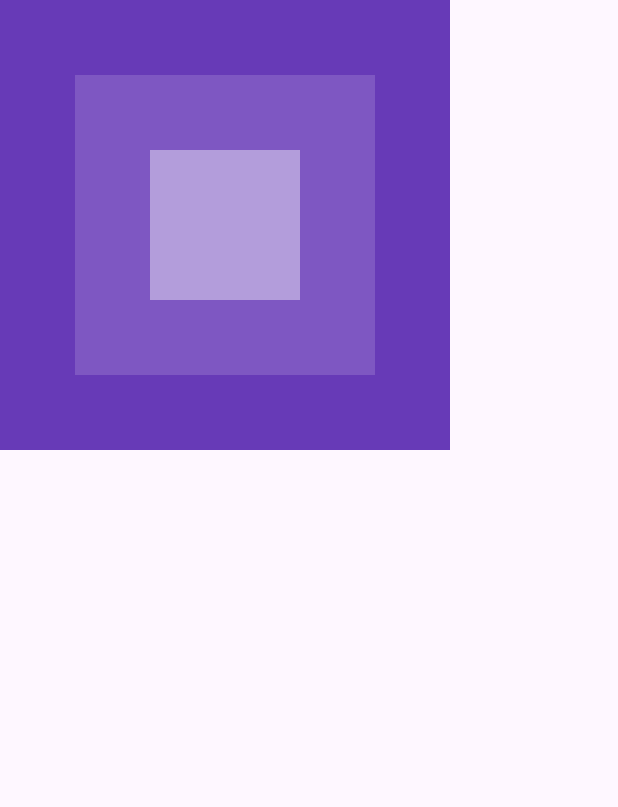
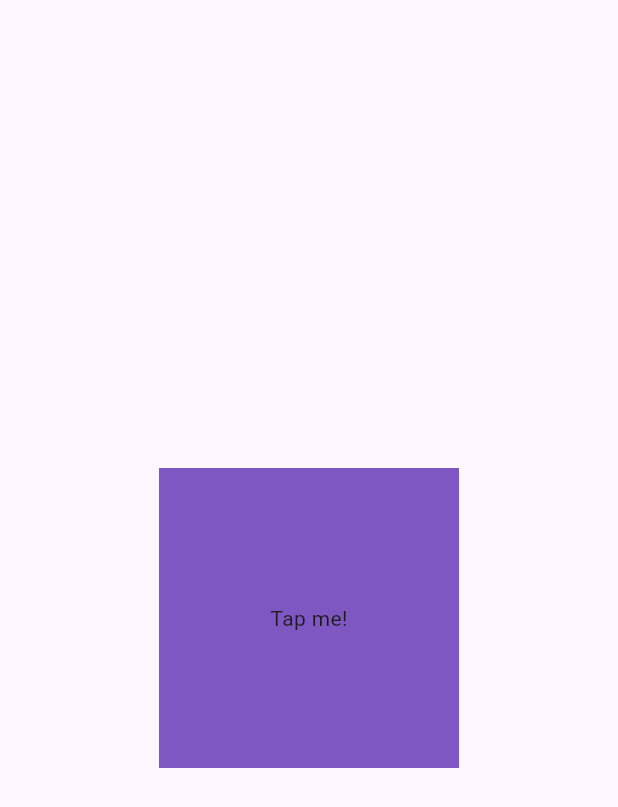
Before and after one commit to yficklis/beginner_flutter_projects, a Flutter app: the screen it shows after launch, on a phone screen of 412 x 824 dp. Shown: the top 807 px of the screen. Run offline on Flutter 3.47's test engine with Material 3 defaults, Android fonts, the phone set to English and light mode, and no system bars.

Commit message:
GESTURE DETECTOR

```diff
--- a/lib/main.dart
+++ b/lib/main.dart
@@ -16,30 +16,21 @@ class MyApp extends StatelessWidget {
     return MaterialApp(
       debugShowCheckedModeBanner: false,
       home: Scaffold(
-        body: Stack(
-          alignment: Alignment.center,
-          children: [
-            // big box
-            Container(
-              height: 300,
-              width: 300,
-              color: Colors.deepPurple,
-            ),
-
-            // medium box
-            Container(
+        body: Center(
+          child: GestureDetector(
+            onTap: () => {
+              // do something, when user tapped the container.
+              print("User tapped!");
+            },
+            child: Container(
               height: 200,
               width: 200,
               color: Colors.deepPurple[400],
+              child: Center(
+                child: Text("Tap me!"),
+              ),
             ),
-
-            // small box
-            Container(
-              height: 100,
-              width: 100,
-              color: Colors.deepPurple[200],
-            ),
-          ],
+          ),
         ),
       ),
     );
```
